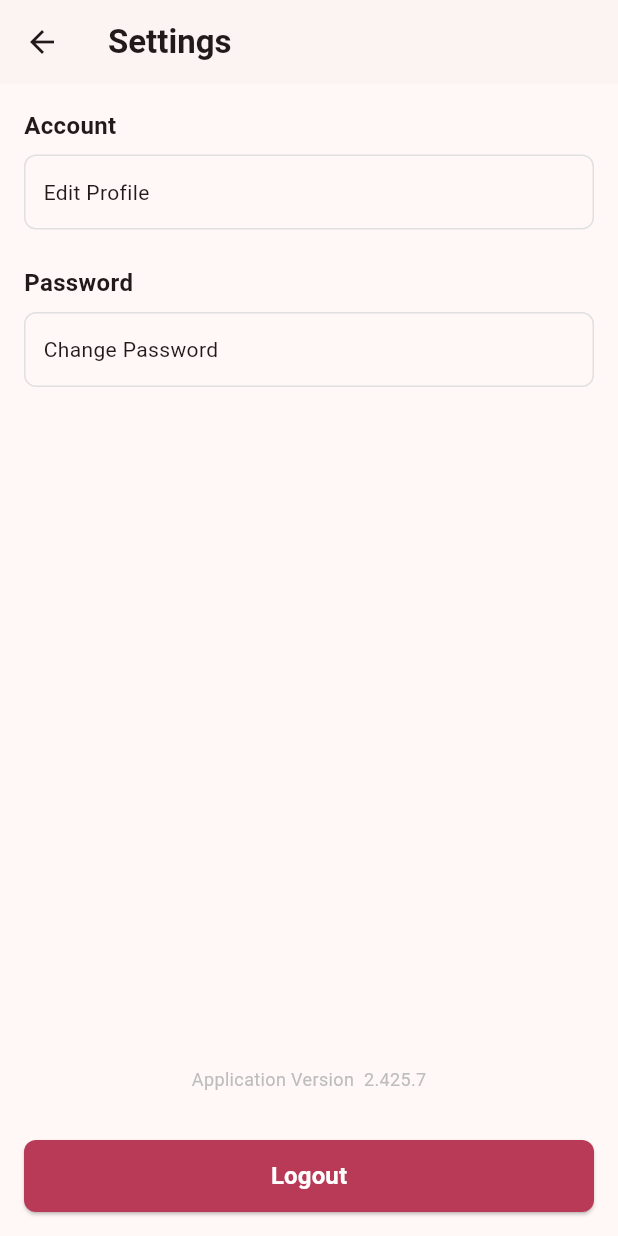
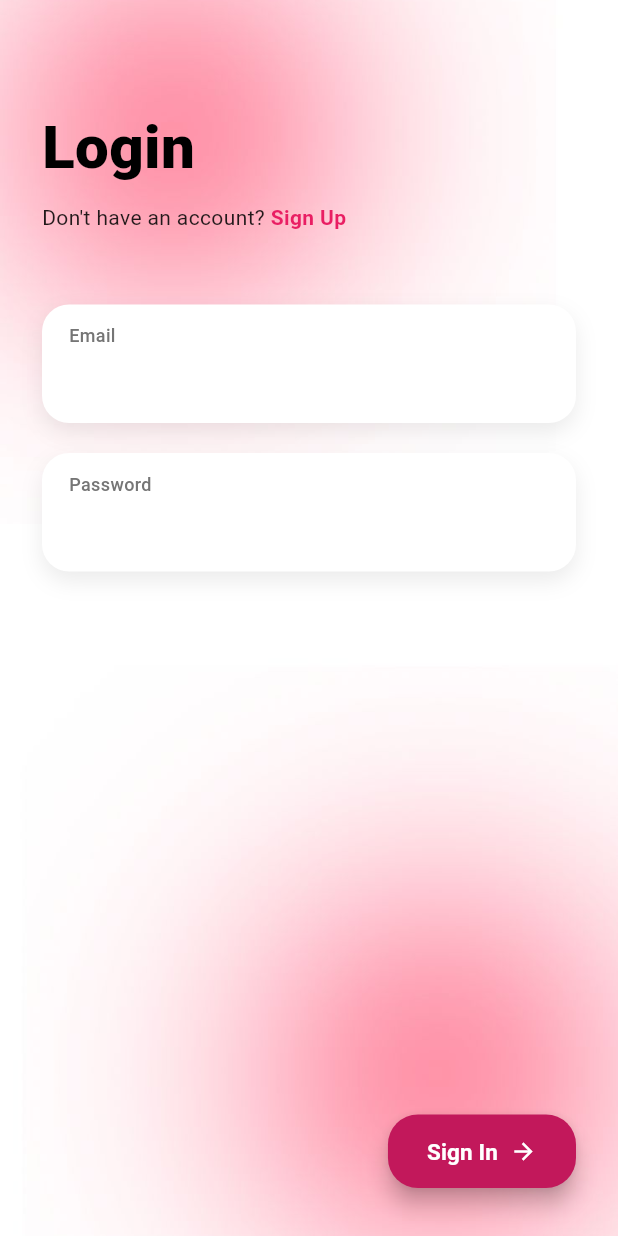
Before and after one commit to sharrland/uap_reusea, a Flutter app: the SettingsView screen opened by its route, after a tap on "Logout", on a phone screen of 412 x 824 dp. Run offline on Flutter 3.47's test engine with Material 3 defaults, Android fonts, the phone set to English and light mode, and no system bars; our stand-ins replace flutter_dotenv, get; accounts and stored records are empty; network calls fail.

Commit message:
membuat login dan registrasi

```diff
--- a/lib/data/repositories/auth_repository.dart
+++ b/lib/data/repositories/auth_repository.dart
@@ -0,0 +1,43 @@
+import 'package:uap_reusea/models/user_model.dart';
+import 'package:uap_reusea/data/services/auth_service.dart';
+
+class AuthRepository {
+  final AuthService _service = AuthService();
+
+  /// LOGIN (DummyJSON)
+  Future<UserModel?> login(String username, String password) async {
+    try {
+      final result = await _service.login(username, password);
+
+      if (result.containsKey('accessToken')) {
+        return UserModel.fromDummyJson(result);
+      }
+
+      return null;
+    } catch (e) {
+      print("Login error (Repository): $e");
+      return null;
+    }
+  }
+
+  /// REGISTER (SIMULASI)
+ Future<UserModel?> register(String username, String password) async {
+  try {
+    final result = await _service.register(username, password);
+
+    if (result.containsKey('token')) {
+      return UserModel.fromRegisterDummy(
+        result,                   // ✅ Map<String, dynamic>
+        result['email'],          // ✅ email
+        username,                 // ✅ name / full name
+      );
+    }
+
+    print("Register failed (Repository): $result");
+    return null;
+  } catch (e) {
+    print("Register error (Repository): $e");
+    return null;
+  }
+}
+}
--- a/lib/main.dart
+++ b/lib/main.dart
@@ -2,6 +2,7 @@ import 'package:flutter/material.dart';
 import 'package:flutter_dotenv/flutter_dotenv.dart';
 import 'package:get/get.dart';
 import 'package:uap_reusea/routes/app_pages.dart';
+import 'package:uap_reusea/routes/app_routes.dart';
 import 'package:uap_reusea/views/navbar/bottom_navbar.dart';
 import 'package:uap_reusea/view_models/user_controller.dart';
 
@@ -26,13 +27,12 @@ class MyApp extends StatelessWidget {
       title: 'High-Fi',
       debugShowCheckedModeBanner: false,
       theme: ThemeData(
-        colorScheme: ColorScheme.fromSeed(
-          seedColor: const Color(0xFFB83556),
-        ),
+        colorScheme: ColorScheme.fromSeed(seedColor: const Color(0xFFB83556)),
         useMaterial3: true,
         fontFamily: 'Roboto',
       ),
       home: const BottomNavbar(),
+      initialRoute: AppRoutes.login,
       getPages: AppPages.pages,
     );
   }
--- a/lib/routes/app_pages.dart
+++ b/lib/routes/app_pages.dart
@@ -1,26 +1,25 @@
 import 'package:get/get.dart';
+import 'package:uap_reusea/views/auth/login_view.dart';
+import 'package:uap_reusea/views/auth/register_view.dart';
+import 'package:uap_reusea/views/navbar/bottom_navbar.dart';
 import 'package:uap_reusea/views/settings/settings_view.dart';
 import 'package:uap_reusea/views/profile/edit_profile_view.dart';
 import 'package:uap_reusea/views/settings/change_password_view.dart';
 import 'package:uap_reusea/views/home/product_detail_view.dart';
 import 'package:uap_reusea/views/home/make_offer_view.dart';
 import 'package:uap_reusea/views/chat/chat_room_view.dart';
+import 'app_routes.dart';
 
 class AppPages {
   static final pages = [
+    GetPage(name: AppRoutes.login, page: () => LoginView()),
+    GetPage(name: AppRoutes.register, page: () => RegisterView()),
+    GetPage(name: AppRoutes.home, page: () => const BottomNavbar()),
+
     // Existing routes
-    GetPage(
-      name: '/settings',
-      page: () => const SettingsView(),
-    ),
-    GetPage(
-      name: '/edit-profile',
-      page: () => const EditProfileView(),
-    ),
-    GetPage(
-      name: '/change-password',
-      page: () => const ChangePasswordView(),
-    ),
+    GetPage(name: '/settings', page: () => const SettingsView()),
+    GetPage(name: '/edit-profile', page: () => const EditProfileView()),
+    GetPage(name: '/change-password', page: () => const ChangePasswordView()),
 
     // New routes for your part
     GetPage(
--- a/lib/routes/app_routes.dart
+++ b/lib/routes/app_routes.dart
@@ -4,6 +4,13 @@ abstract class AppRoutes {
   static const editProfile = '/edit-profile';
   static const changePassword = '/change-password';
 
+  // AUTH ROUTES
+  static const login = '/login';
+  static const register = '/register';
+
+  // MAIN APP ROUTES
+  static const home = '/home';
+
   // New routes for your part
   static const productDetail = '/product-detail';
   static const makeOffer = '/make-offer';
--- a/lib/view_models/auth/login_controller.dart
+++ b/lib/view_models/auth/login_controller.dart
@@ -0,0 +1,33 @@
+import 'package:flutter/material.dart';
+import 'package:uap_reusea/data/repositories/auth_repository.dart';
+
+class LoginController extends ChangeNotifier {
+  final AuthRepository _repository = AuthRepository();
+
+  bool isLoading = false;
+  String? errorMessage;
+
+  Future<bool> login(String username, String password) async {
+    isLoading = true;
+    errorMessage = null;
+    notifyListeners();
+
+    try {
+      final user = await _repository.login(username, password);
+
+      if (user == null) {
+        errorMessage = "Login gagal. Username atau password salah.";
+        return false;
+      }
+
+      return true;
+    } catch (e) {
+      errorMessage = "Terjadi kesalahan. Silakan coba lagi.";
+      print("Login error (Controller): $e");
+      return false;
+    } finally {
+      isLoading = false;
+      notifyListeners();
+    }
+  }
+}
--- a/lib/view_models/settings_controller.dart
+++ b/lib/view_models/settings_controller.dart
@@ -0,0 +1,12 @@
+import 'package:get/get.dart';
+import 'package:uap_reusea/routes/app_routes.dart';
+
+class SettingsController extends GetxController {
+  /// LOGOUT
+  /// Karena DummyJSON tidak menyimpan session,
+  /// logout cukup reset navigation ke halaman login
+  void logout() {
+    // Hapus seluruh route & kembali ke login
+    Get.offAllNamed(AppRoutes.login);
+  }
+}
--- a/lib/views/auth/login_view.dart
+++ b/lib/views/auth/login_view.dart
@@ -0,0 +1,210 @@
+import 'package:flutter/material.dart';
+import 'package:get/get.dart';
+import 'package:provider/provider.dart';
+import 'package:uap_reusea/routes/app_routes.dart';
+import 'package:uap_reusea/view_models/auth/login_controller.dart';
+
+class LoginView extends StatelessWidget {
+  LoginView({super.key});
+
+  final email = TextEditingController();
+  final password = TextEditingController();
+
+  @override
+  Widget build(BuildContext context) {
+    return ChangeNotifierProvider(
+      create: (_) => LoginController(),
+      child: Consumer<LoginController>(
+        builder: (context, controller, _) {
+          return Scaffold(
+            body: Stack(
+              children: [
+                /// BACKGROUND
+                Container(
+                  decoration: const BoxDecoration(
+                    image: DecorationImage(
+                      image: AssetImage(
+                        "assets/images/bg_logindanregister.jpeg",
+                      ),
+                      fit: BoxFit.cover,
+                    ),
+                  ),
+                ),
+
+                /// CONTENT
+                SafeArea(
+                  child: Padding(
+                    padding: const EdgeInsets.symmetric(horizontal: 28),
+                    child: Column(
+                      crossAxisAlignment: CrossAxisAlignment.start,
+                      children: [
+                        const SizedBox(height: 70),
+
+                        /// TITLE
+                        const Text(
+                          "Login",
+                          style: TextStyle(
+                            fontSize: 40,
+                            fontWeight: FontWeight.w800,
+                            color: Colors.black,
+                          ),
+                        ),
+
+                        const SizedBox(height: 8),
+
+                        /// SIGN UP
+                        Row(
+                          children: [
+                            const Text(
+                              "Don't have an account? ",
+                              style: TextStyle(fontSize: 14),
+                            ),
+                            GestureDetector(
+                              onTap: () {
+                                Get.toNamed(AppRoutes.register);
+                              },
+                              child: const Text(
+                                "Sign Up",
+                                style: TextStyle(
+                                  fontSize: 14,
+                                  color: Color(0xFFE91E63),
+                                  fontWeight: FontWeight.bold,
+                                ),
+                              ),
+                            ),
+                          ],
+                        ),
+
+                        const SizedBox(height: 48),
+
+                        _inputCard(label: "Email", controller: email),
+
+                        const SizedBox(height: 20),
+
+                        _inputCard(
+                          label: "Password",
+                          controller: password,
+                          obscure: true,
+                        ),
+
+                        const Spacer(),
+
+                        /// SIGN IN BUTTON
+                        Align(
+                          alignment: Alignment.centerRight,
+                          child: ElevatedButton(
+                            onPressed: controller.isLoading
+                                ? null
+                                : () async {
+                                    final success = await controller.login(
+                                      email.text,
+                                      password.text,
+                                    );
+
+                                    if (success) {
+                                      Get.offNamed(AppRoutes.home);
+                                    } else {
+                                      Get.snackbar(
+                                        "Login gagal",
+                                        "Email atau password salah",
+                                      );
+                                    }
+                                  },
+                            style: ElevatedButton.styleFrom(
+                              backgroundColor: const Color(0xFFC2185B),
+                              padding: const EdgeInsets.symmetric(
+                                horizontal: 26,
+                                vertical: 14,
+                              ),
+                              shape: RoundedRectangleBorder(
+                                borderRadius: BorderRadius.circular(20),
+                              ),
+                              elevation: 6,
+                            ),
+                            child: controller.isLoading
+                                ? const SizedBox(
+                                    width: 20,
+                                    height: 20,
+                                    child: CircularProgressIndicator(
+                                      strokeWidth: 2,
+                                      color: Colors.white,
+                                    ),
+                                  )
+                                : Row(
+                                    mainAxisSize: MainAxisSize.min,
+                                    children: const [
+                                      Text(
+                                        "Sign In",
+                                        style: TextStyle(
+                                          fontSize: 15,
+                                          fontWeight: FontWeight.w600,
+                                          color: Colors.white,
+                                        ),
+                                      ),
+                                      SizedBox(width: 8),
+                                      Icon(
+                                        Icons.arrow_forward,
+                                        size: 18,
+                                        color: Colors.white,
+                                      ),
+                                    ],
+                                  ),
+                          ),
+                        ),
+
+                        const SizedBox(height: 32),
+                      ],
+                    ),
+                  ),
+                ),
+              ],
+            ),
+          );
+        },
+      ),
+    );
+  }
+
+  Widget _inputCard({
+    required String label,
+    required TextEditingController controller,
+    bool obscure = false,
+  }) {
+    return Container(
+      padding: const EdgeInsets.symmetric(horizontal: 18, vertical: 12),
+      decoration: BoxDecoration(
+        color: Colors.white,
+        borderRadius: BorderRadius.circular(18),
+        boxShadow: [
+          BoxShadow(
+            color: Colors.black.withOpacity(0.08),
+            blurRadius: 12,
+            offset: const Offset(0, 6),
+          ),
+        ],
+      ),
+      child: Column(
+        crossAxisAlignment: CrossAxisAlignment.start,
+        children: [
+          Text(
+            label,
+            style: TextStyle(
+              fontSize: 12,
+              fontWeight: FontWeight.w500,
+              color: Colors.grey.shade600,
+            ),
+          ),
+          const SizedBox(height: 6),
+          TextField(
+            controller: controller,
+            obscureText: obscure,
+            decoration: const InputDecoration(
+              isDense: true,
+              border: InputBorder.none,
+            ),
+          ),
+        ],
+      ),
+    );
+  }
+}
--- a/lib/views/settings/settings_view.dart
+++ b/lib/views/settings/settings_view.dart
@@ -1,11 +1,15 @@
 import 'package:flutter/material.dart';
 import 'package:get/get.dart';
+import 'package:uap_reusea/view_models/settings_controller.dart';
 
 class SettingsView extends StatelessWidget {
   const SettingsView({super.key});
 
   @override
   Widget build(BuildContext context) {
+    // INISIALISASI CONTROLLER
+    final SettingsController settingsController = Get.put(SettingsController());
+
     return Scaffold(
       appBar: AppBar(
         leading: IconButton(
@@ -29,10 +33,7 @@ class SettingsView extends StatelessWidget {
                 children: [
                   const Text(
                     'Account',
-                    style: TextStyle(
-                      fontSize: 16,
-                      fontWeight: FontWeight.bold,
-                    ),
+                    style: TextStyle(fontSize: 16, fontWeight: FontWeight.bold),
                   ),
                   const SizedBox(height: 8),
                   _settingItem(
@@ -46,10 +47,7 @@ class SettingsView extends StatelessWidget {
 
                   const Text(
                     'Password',
-                    style: TextStyle(
-                      fontSize: 16,
-                      fontWeight: FontWeight.bold,
-                    ),
+                    style: TextStyle(fontSize: 16, fontWeight: FontWeight.bold),
                   ),
                   const SizedBox(height: 8),
                   _settingItem(
@@ -89,7 +87,7 @@ class SettingsView extends StatelessWidget {
                   ),
                 ),
                 onPressed: () {
-                  // authController.logout();
+                  settingsController.logout();
                 },
                 child: const Text(
                   'Logout',
@@ -107,10 +105,7 @@ class SettingsView extends StatelessWidget {
     );
   }
 
-  Widget _settingItem({
-    required String title,
-    required VoidCallback onTap,
-  }) {
+  Widget _settingItem({required String title, required VoidCallback onTap}) {
     return InkWell(
       onTap: onTap,
       child: Container(
@@ -120,10 +115,7 @@ class SettingsView extends StatelessWidget {
           borderRadius: BorderRadius.circular(8),
           border: Border.all(color: Colors.grey.shade300),
         ),
-        child: Text(
-          title,
-          style: const TextStyle(fontSize: 14),
-        ),
+        child: Text(title, style: const TextStyle(fontSize: 14)),
       ),
     );
   }
--- a/pubspec.yaml
+++ b/pubspec.yaml
@@ -65,6 +65,7 @@ flutter:
   # To add assets to your application, add an assets section, like this:
   assets:
       - .env
+      - assets/images/bg_logindanregister.jpeg
   #   - images/a_dot_burr.jpeg
   #   - images/a_dot_ham.jpeg
 
```
Also changed, not shown: lib/data/services/auth_service.dart (+51 -0 lines), lib/models/user_model.dart (+52 -7 lines), lib/view_models/auth/register_controller.dart (+38 -0 lines), lib/views/auth/register_view.dart (+204 -0 lines), assets/images/bg_logindanregister.jpeg (added).
